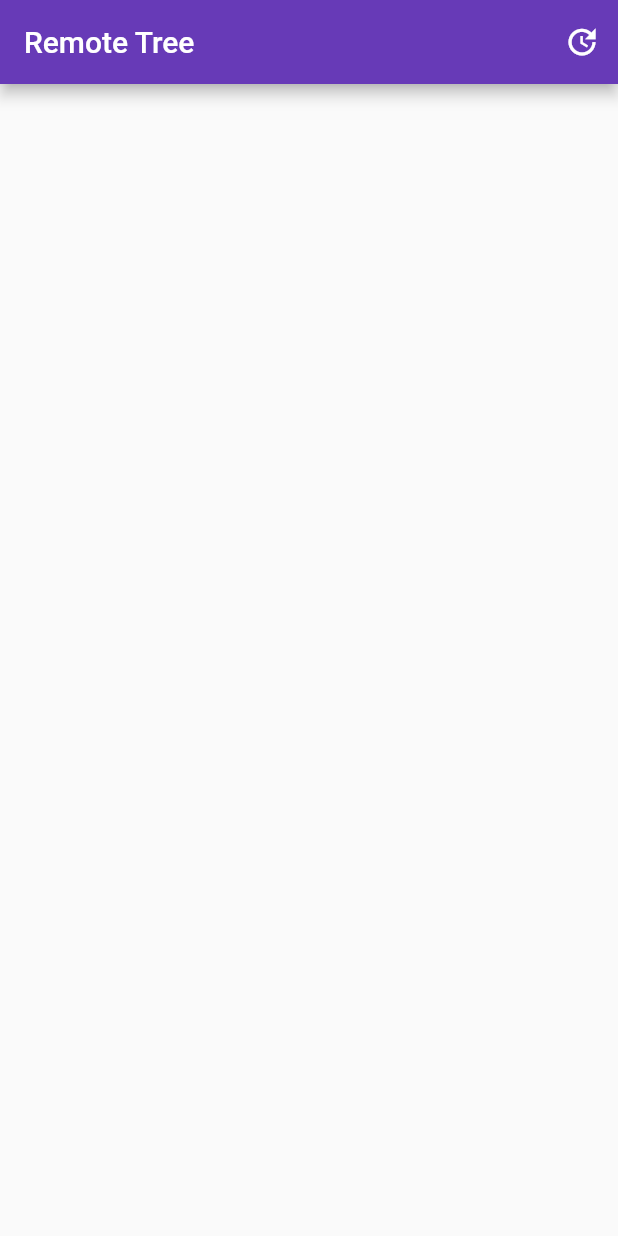
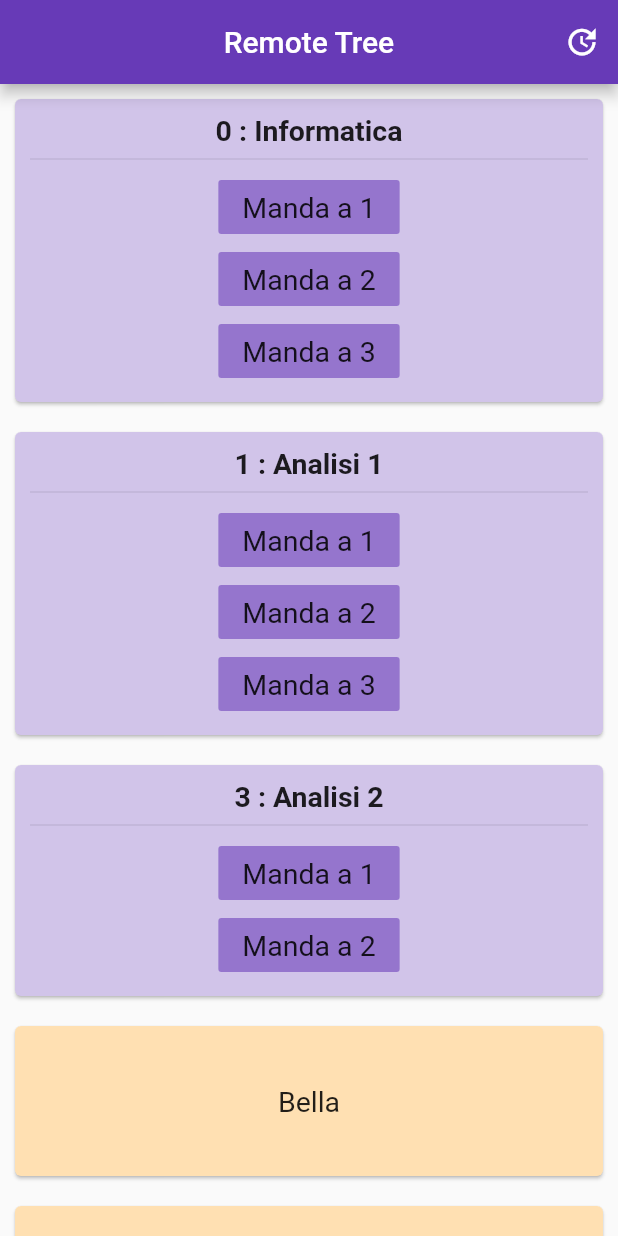
Before and after one commit to STB1019/Flutter-RemoteTree, a Flutter app: the screen it shows after launch, after a tap on the "update" icon, on a phone screen of 412 x 824 dp. Run offline on Flutter 3.47's test engine with Material 2 defaults, Android fonts, the phone set to English and light mode, and no system bars; our stand-ins replace sqflite; accounts and stored records are empty; statements that could not run were skipped.

Commit message:
Working release

```diff
--- a/lib/Model/Section.dart
+++ b/lib/Model/Section.dart
@@ -17,15 +17,33 @@ class ListSection {
     buttonSection: List<ButtonSection>.from(json["buttonSection"].map((x) => ButtonSection.fromMap(x))),
     webSection: List<WebSection>.from(json["webSection"].map((x) => WebSection.fromMap(x))),
   );
+  factory ListSection.fromSQL(Map<String, dynamic> data) => ListSection.fromJson(data["value"]);
 
   Map<String, dynamic> toMap() => {
     "buttonSection": List<dynamic>.from(buttonSection.map((x) => x.toMap())),
     "webSection": List<dynamic>.from(webSection.map((x) => x.toMap())),
   };
+  Map<String, dynamic> toSQL() => {
+    "id" : 0,
+    "value" : this.toJson(),
+  };
+
+
+
+  List<GenericSection> getAllSections(){
+    List<GenericSection> res = new List();
+    res.addAll(buttonSection);
+    res.addAll(webSection);
+    res.sort((a, b){
+      return a.id.compareTo(b.id);
+    });
+    return res;
+  }
+
 }
 
 
-abstract class GenericSection{
+class GenericSection{
   int id;
   String title;
 }
@@ -38,7 +56,7 @@ class ButtonSection extends GenericSection {
 
   int id;
   String title;
-  List<Buttonlink> buttonlinks;
+  List<ButtonLink> buttonlinks;
 
   factory ButtonSection.fromJson(String str) => ButtonSection.fromMap(json.decode(str));
 
@@ -47,7 +65,7 @@ class ButtonSection extends GenericSection {
   factory ButtonSection.fromMap(Map<String, dynamic> json) => ButtonSection(
     id: json["id"],
     title: json["title"],
-    buttonlinks: List<Buttonlink>.from(json["buttonlinks"].map((x) => Buttonlink.fromMap(x))),
+    buttonlinks: List<ButtonLink>.from(json["buttonlinks"].map((x) => ButtonLink.fromMap(x))),
   );
 
   Map<String, dynamic> toMap() => {
@@ -55,10 +73,11 @@ class ButtonSection extends GenericSection {
     "title": title,
     "buttonlinks": List<dynamic>.from(buttonlinks.map((x) => x.toMap())),
   };
+
 }
 
-class Buttonlink {
-  Buttonlink({
+class ButtonLink {
+  ButtonLink({
     this.button,
     this.link,
   });
@@ -66,11 +85,11 @@ class Buttonlink {
   String button;
   int link;
 
-  factory Buttonlink.fromJson(String str) => Buttonlink.fromMap(json.decode(str));
+  factory ButtonLink.fromJson(String str) => ButtonLink.fromMap(json.decode(str));
 
   String toJson() => json.encode(toMap());
 
-  factory Buttonlink.fromMap(Map<String, dynamic> json) => Buttonlink(
+  factory ButtonLink.fromMap(Map<String, dynamic> json) => ButtonLink(
     button: json["button"],
     link: json["link"],
   );
--- a/lib/Provider/db_helper.dart
+++ b/lib/Provider/db_helper.dart
@@ -13,7 +13,7 @@ class DatabaseHelper {
 
   static Database _db;
 
-  String _tableName = "Sezione";
+  String _tableName = "ListaSezioni";
   String _dbName = "main.db";
 
   Future<Database> get db async {
@@ -33,30 +33,28 @@ class DatabaseHelper {
 
   void _onCreate(Database db, int version) async {
     await db.execute(
-        "CREATE TABLE $_tableName(id INTEGER PRIMARY KEY, title TEXT, subtitle TEXT)");
+        "CREATE TABLE $_tableName(id INTEGER PRIMARY KEY, value TEXT)");
     print("Table creata");
   }
+
 //Da ridefinire per inserire l'intera lista
-  Future<int> insertSection(GenericSection sezione) async {
+  Future<int> insertCompleteSection(ListSection listSection) async {
     var dbInstance = await db; //Sto usando il getter
-    int res = await dbInstance.insert(_tableName, sezione.toSQL(),
+    int res = await dbInstance.insert(_tableName, listSection.toSQL(),
         conflictAlgorithm: ConflictAlgorithm.replace);
     return res;
   }
 
-  Future<List<Map>> _query() async{
+  Future<List<Map<String, dynamic>>> _query() async{
     var dbInstance = await db;//Sto usando il getter
     List<Map> res = await dbInstance.query(_tableName);
     return res;
  }
-//Da ridefinire per ottenere l'intera lista
- Future<List<GenericSection>> getAll() async{
+ //I
+ Future<ListSection> getCurrentData() async{
     var res = await _query();
-    List<GenericSection> result = List<GenericSection>();
-    res.forEach((e) {
-      result.add(GenericSection.generateClassfromJson(e));
-    });
-    return result;
+    var result = res.first;
+    return ListSection.fromSQL(result);
  }
 
 }
--- a/lib/View/generator.dart
+++ b/lib/View/generator.dart
@@ -1,5 +1,6 @@
 import 'package:flutter/material.dart';
 import 'package:remote_tree/Model/Section.dart';
+import 'package:url_launcher/url_launcher.dart';
 
 //Ancora da migliorare
 Widget genericButton(String id) {
@@ -22,35 +23,58 @@ Widget genericText(String str, {bool bold = false}) {
   );
 }
 
-//Test per l'uso dei Widget per ideare un'ipotetica sezione
-Widget buildSection(ButtonSection sezione) {
+//Crea una sezione dato contesto e file del model
+
+Widget buildSection(BuildContext context, GenericSection sezione) {
+  if (sezione is ButtonSection){
   int id = sezione.id;
   String title = sezione.title;
-  List<ButtonLink> subtitles = sezione.buttonslinks;
+  List<ButtonLink> subtitles = sezione.buttonlinks;
 
   //titolo
   Widget titolo = genericText("$id : " + title, bold: true);
 
-  //bottoni
 
   List<Widget> widgets = new List<Widget>();
   subtitles.forEach((element) {
-    widgets.add(Expanded(
-        child: FlatButton(
+    widgets.add(FlatButton(
+      color: Colors.deepPurple[300],
             onPressed: () {
               print("TODO Manda alla sezione nr ${element.link}");
             },
-            child: genericText(element.button))));
+            child: genericText(element.button)));
   });
+  widgets.insert(0, Divider());
   widgets.insert(0, titolo);
   return Card(
     color: Colors.deepPurple[100],
     margin: EdgeInsets.all(10.0),
-    child: Padding(
-      padding: const EdgeInsets.all(10.0),
-      child: Column(
-        children: widgets,
+    child: InkWell(
+      splashColor: Colors.pink,
+      onLongPress: (){
+        print("TODO: Manda a detailedSezione");
+      },
+      child: Padding(
+        padding: const EdgeInsets.all(10.0),
+        child: Column(
+          children: widgets,
+        ),
       ),
     ),
-  );
+  );}
+  else if (sezione is WebSection){
+    return Card(
+      color: Colors.orange[100],
+      margin: EdgeInsets.all(10.0),
+      child: InkWell(
+        child: Container(height: 100, child: Center(child: genericText(sezione.title, )),),
+        onTap: () async{
+          if(await canLaunch(sezione.link))
+            await launch(sezione.link);
+
+          }
+      )
+    );
+  }
+  return Container(child: Center(child: Text("ERROR"),),);
 }
--- a/lib/main.dart
+++ b/lib/main.dart
@@ -25,9 +25,10 @@ initDatabase() async{
   //Inizializzazione DB
   //Parsing json in init
   String contents = await rootBundle.loadString('assets/sezioniDiBase.json');
-  Map<String, dynamic> res = json.decode(contents);
+  var listSections = ListSection.fromJson(contents);
   //TODO
   //Inserimento sezioni
+  databaseHelper.insertCompleteSection(listSections);
   print("Sezioni inserite");
 }
 
@@ -62,12 +63,12 @@ class _MyHomePageState extends State<MyHomePage> {
   //Al momento quando faccio la select * dal db mi ritorna con l'interfaccia
   //getAll() una lista di sezioni, potrei far ritornare una mappa? o una struttura diversa?
   // Avrebbe senso?
-  Future<List<GenericSection>> currentData;
+  Future<ListSection> currentData;
 
   @override
   void initState() {
     super.initState();
-    currentData = databaseHelper.getAll();
+    currentData = databaseHelper.getCurrentData();
   }
 
   @override
@@ -75,12 +76,13 @@ class _MyHomePageState extends State<MyHomePage> {
     return Scaffold(
       //Ho provato ad usare una appBar personalizzata leggermente curva
       appBar: AppBar(
+        centerTitle: true,
         title: Text(widget.title),
         actions: [
           IconButton(icon: Icon(Icons.update), onPressed: (){
             setState(() {
               //Update del DB
-              currentData = databaseHelper.getAll();
+              currentData = databaseHelper.getCurrentData();
             });
           })
         ],
@@ -90,7 +92,7 @@ class _MyHomePageState extends State<MyHomePage> {
     );
   }
 
-  FutureBuilder<List<GenericSection>> buildBody() {
+  FutureBuilder<ListSection> buildBody() {
     return FutureBuilder(
       future: currentData, //Necessario per evitare problemi nel caricamento
       builder: (context, snapshot) {
@@ -101,8 +103,8 @@ class _MyHomePageState extends State<MyHomePage> {
         } else if (snapshot.hasData &&
             snapshot.connectionState == ConnectionState.done) {
           widgetToShow = ListView(children: [
-            for (GenericSection s in snapshot.data)
-              commons_widgets.buildSection(s)
+            for (GenericSection s in snapshot.data.getAllSections())
+              commons_widgets.buildSection(context, s)
           ]);
         } else { // Dati non ancora pronti
           widgetToShow = Column(
--- a/pubspec.yaml
+++ b/pubspec.yaml
@@ -30,6 +30,7 @@ dependencies:
   cupertino_icons: ^1.0.0
   sqflite: ^1.3.0
   path_provider: any
+  url_launcher: any
 
 dev_dependencies:
   flutter_test:
```
Also changed, not shown: assets/sezioniDiBase.json (+2 -6 lines), pubspec.lock.
